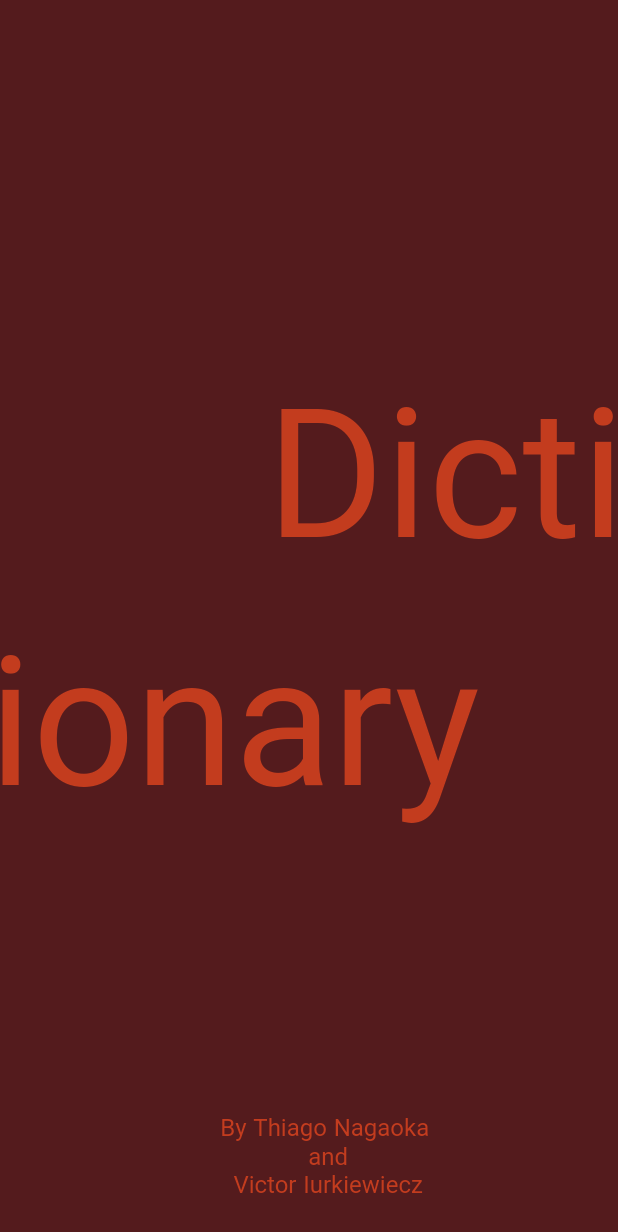
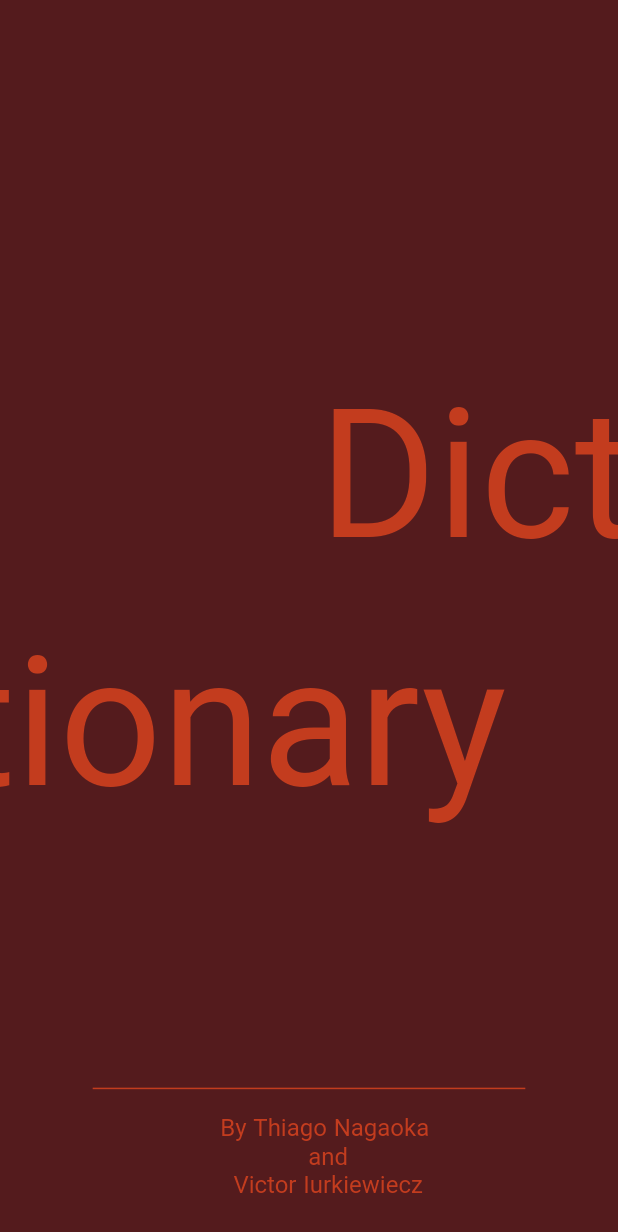
Before and after one commit to Victoriurki/dictionary_app, a Flutter app: the screen it shows after launch, on a phone screen of 412 x 824 dp. Shown: the top 1232 px of the screen. Run offline on Flutter 3.47's test engine with Material 2 defaults, Android fonts, the phone set to English and light mode, and no system bars; our stand-ins replace dio, flutter_mobx, flutter_modular, google_fonts, lottie, mobx; generated files the repository leaves out were written again.

Commit message:
put text and line position dynamically.

```diff
--- a/lib/features/landingpage/view/landing_page_view.dart
+++ b/lib/features/landingpage/view/landing_page_view.dart
@@ -17,7 +17,7 @@ class LandingPageView extends StatelessWidget {
             children: <Widget>[
               Positioned(
                 top: MediaQuery.of(context).size.height * 0.3,
-                right: MediaQuery.of(context).size.width - 715,
+                right: MediaQuery.of(context).size.width * -0.82,
                 child: Text(
                   'Dictionary',
                   style: AppThemeData().titleTheme.textTheme.titleLarge,
@@ -28,7 +28,7 @@ class LandingPageView extends StatelessWidget {
               ),
               Positioned(
                 top: MediaQuery.of(context).size.height * 0.5,
-                right: MediaQuery.of(context).size.width - 320,
+                right: MediaQuery.of(context).size.width * 0.18,
                 child: Text(
                   'Dictionary',
                   style: AppThemeData().titleTheme.textTheme.titleLarge,
@@ -37,6 +37,14 @@ class LandingPageView extends StatelessWidget {
                   softWrap: false,
                 ),
               ),
+              Positioned(
+                  top: MediaQuery.of(context).size.height * 0.88,
+                  right: MediaQuery.of(context).size.width * 0.15,
+                  child: Container(
+                    height: 1,
+                    width: MediaQuery.of(context).size.width * 0.7,
+                    color: AppColorTheme.titleColor,
+                  )),
               Positioned(
                 top: MediaQuery.of(context).size.height * 0.9,
                 right: MediaQuery.of(context).size.width * 0.3,
```
